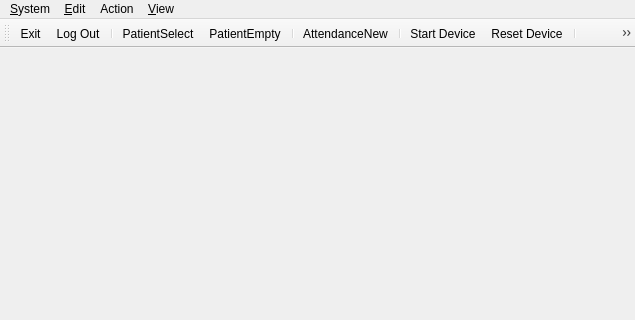
First picture: the form in client/wndmain.ui, repository tbikfalvi/Belenus, before the edit; both pictures show x 0 to 635 and y 0 to 320 of the 635 by 579 pixel window.
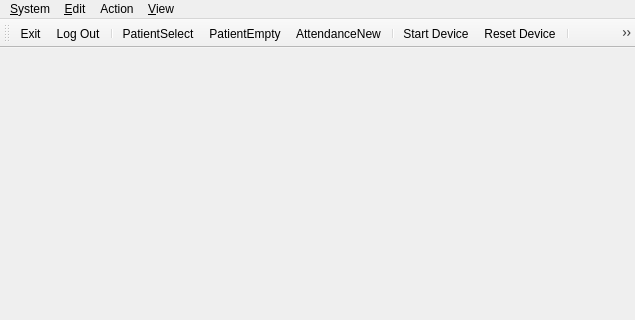
Second picture: the form after the edit.

Commit message: New attendance koruli dolgok

Patch:
```diff
--- a/client/wndmain.ui
+++ b/client/wndmain.ui
@@ -102,7 +102,6 @@
    <addaction name="separator"/>
    <addaction name="actionPatientSelect"/>
    <addaction name="actionPatientEmpty"/>
-   <addaction name="separator"/>
    <addaction name="actionAttendanceNew"/>
    <addaction name="separator"/>
    <addaction name="actionDeviceStart"/>
```
The commit also changes 2 other files.
